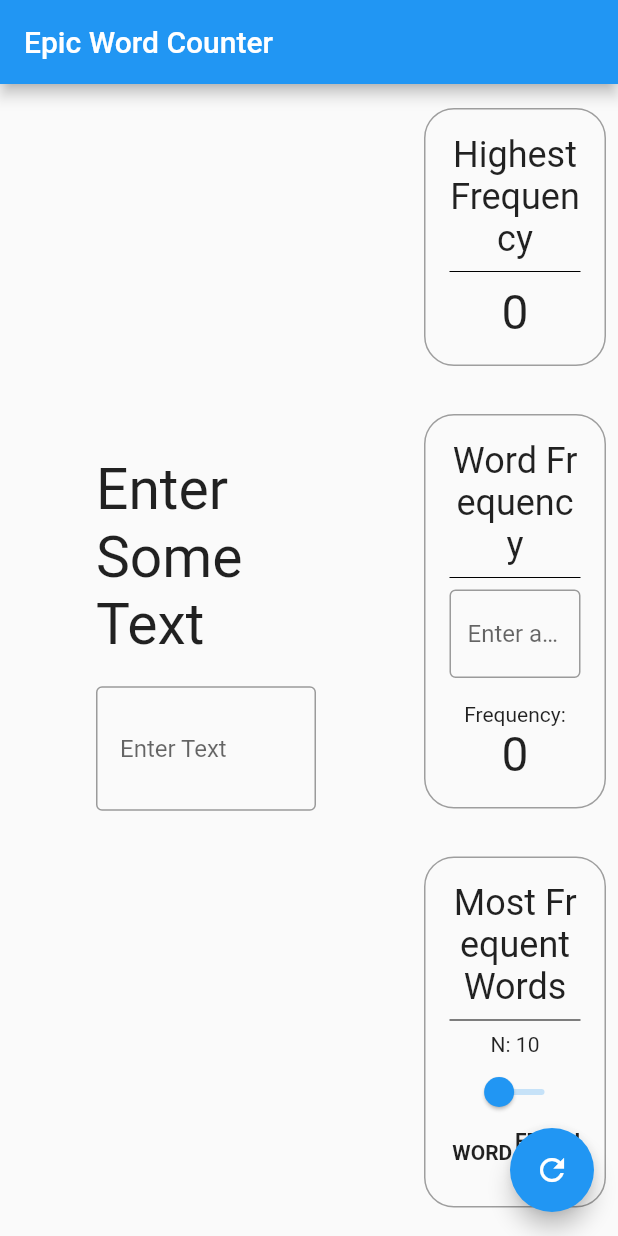
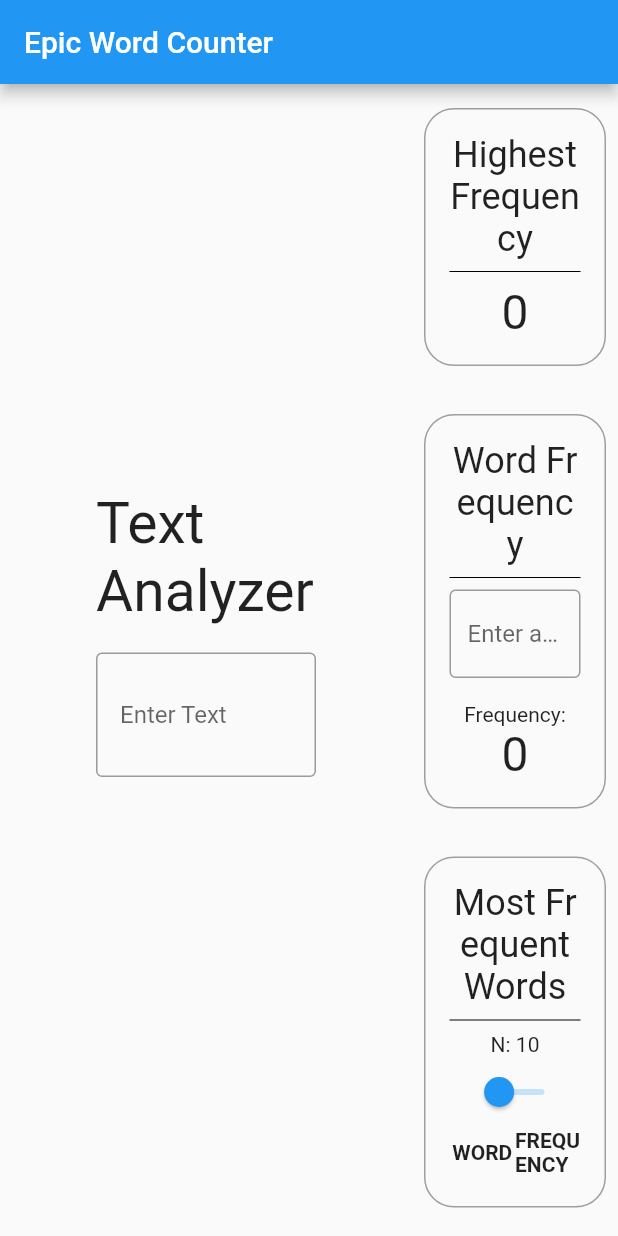
Before and after one commit to iamwalter/ordina_assignment, a Flutter app: the screen it shows after launch, on a phone screen of 412 x 824 dp. Run offline on Flutter 3.47's test engine with Material 2 defaults, Android fonts, the phone set to English and light mode, and no system bars.

Commit message:
Change notifier logic, remove icon button

```diff
--- a/lib/presentation/home_page.dart
+++ b/lib/presentation/home_page.dart
@@ -166,11 +166,6 @@ class _MyHomePageState extends State<MyHomePage> {
           ),
         ],
       ),
-      floatingActionButton: FloatingActionButton(
-        tooltip: 'Increment',
-        onPressed: () => print("pressed"),
-        child: const Icon(Icons.refresh),
-      ),
     );
   }
 }
--- a/lib/presentation/main_text.dart
+++ b/lib/presentation/main_text.dart
@@ -16,7 +16,7 @@ class MainText extends StatelessWidget {
             controller: ScrollController(),
             child: Column(
               children: [
-                Text("Enter Some Text", style: const TextStyle(fontSize: 38.0)),
+                Text("Text Analyzer", style: const TextStyle(fontSize: 38.0)),
                 SizedBox(height: 18.0),
                 TextField(
                   onChanged: (str) => store.onTextChange(str),
```
Also changed, not shown: lib/word_analyzer_notifier.dart (+12 -12 lines).
